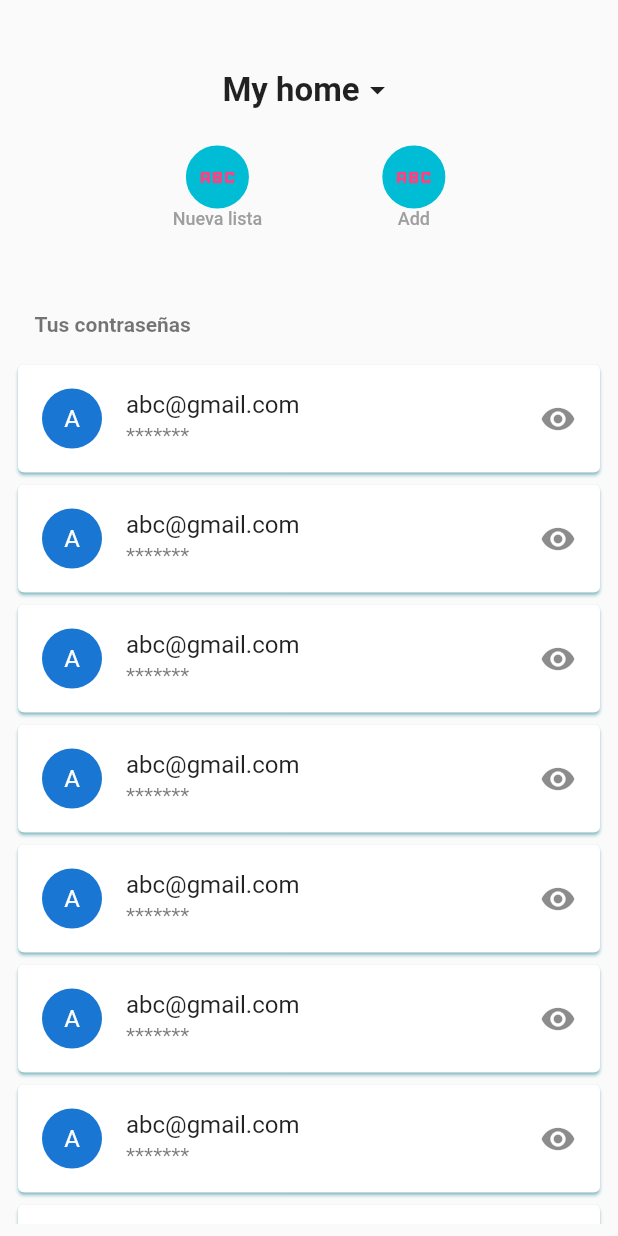
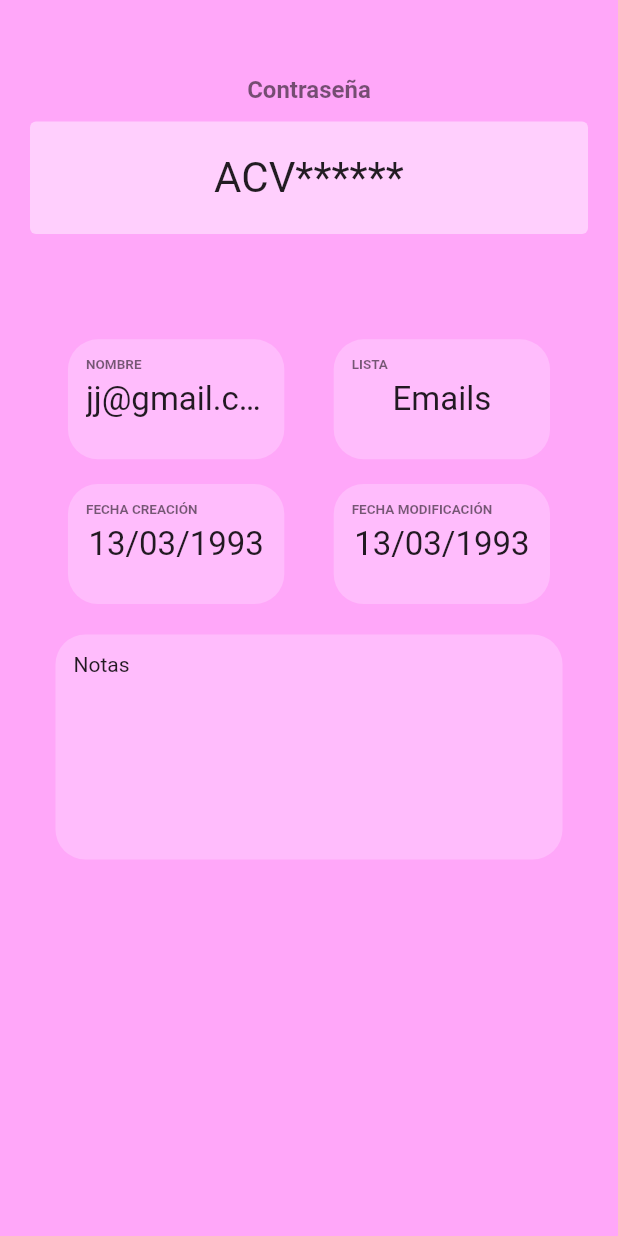
Before and after one commit to xJJALx/pass_gestor, a Flutter app: the screen it shows after launch, on a phone screen of 412 x 824 dp. Run offline on Flutter 3.47's test engine with Material 2 defaults, Android fonts, the phone set to English and light mode, and no system bars.

Commit message:
PassDetails screen

```diff
--- a/lib/main.dart
+++ b/lib/main.dart
@@ -11,7 +11,7 @@ class MyApp extends StatelessWidget {
     return MaterialApp(
       debugShowCheckedModeBanner: false,
       title: 'Pass Gestor',
-      initialRoute: 'home',
+      initialRoute: 'pass-details',
       routes: appRoutes,
     );
   }
--- a/lib/ui/routes/routes.dart
+++ b/lib/ui/routes/routes.dart
@@ -3,4 +3,5 @@ import 'package:pass_gestor/ui/screens/screens.dart';
 
 final Map<String, Widget Function(BuildContext)> appRoutes = {
   'home': (_) => const HomeScreen(),
+  'pass-details': (_) => const PassDetailsScreen(),
 };
--- /dev/null
+++ b/lib/ui/screens/pass_details/pass_details.dart
@@ -0,0 +1,161 @@
+import 'package:flutter/material.dart';
+
+class PassDetailsScreen extends StatelessWidget {
+  const PassDetailsScreen({Key? key}) : super(key: key);
+
+  @override
+  Widget build(BuildContext context) {
+    final size = MediaQuery.of(context).size;
+
+    return Scaffold(
+      backgroundColor: Color.fromARGB(255, 255, 167, 249),
+      body: SingleChildScrollView(
+        child: Column(
+          children: [
+            const SizedBox(height: 50),
+            const CardLarge(title: 'Contraseña', text: 'ACV******'),
+            const SizedBox(height: 50),
+            Padding(
+              padding: EdgeInsets.symmetric(horizontal: size.width * 0.07),
+              child: Column(
+                children: [
+                  Row(
+                    children: const [
+                      CardSmall(title: 'NOMBRE', text: 'jj@gmail.com'),
+                      CardSmall(title: 'LISTA', text: 'Emails'),
+                    ],
+                  ),
+                  Row(
+                    children: const [
+                      CardSmall(title: 'FECHA CREACIÓN', text: '13/03/1993'),
+                      CardSmall(title: 'FECHA MODIFICACIÓN', text: '13/03/1993'),
+                    ],
+                  )
+                ],
+              ),
+            ),
+            const CardBig(text: 'Notas',)
+          ],
+        ),
+      ),
+    );
+  }
+}
+
+class CardLarge extends StatelessWidget {
+  const CardLarge({Key? key, this.title = '', this.text = ''}) : super(key: key);
+
+  final String title, text;
+
+  @override
+  Widget build(BuildContext context) {
+    return Padding(
+      padding: const EdgeInsets.symmetric(horizontal: 8.0),
+      child: Column(
+        children: [
+          Text(
+            title,
+            style: const TextStyle(
+              fontSize: 16,
+              color: Colors.black54,
+              fontWeight: FontWeight.w600,
+            ),
+          ),
+          Card(
+            margin: const EdgeInsets.all(12),
+            elevation: 0,
+            color: Color.fromARGB(255, 255, 207, 253),
+            child: SizedBox(
+              height: 75,
+              width: double.infinity,
+              child: Center(
+                child: Text(text, style: const TextStyle(fontSize: 28)),
+              ),
+            ),
+          ),
+        ],
+      ),
+    );
+  }
+}
+
+class CardBig extends StatelessWidget {
+  const CardBig({Key? key, this.text = ''}) : super(key: key);
+
+  final String text;
+
+  @override
+  Widget build(BuildContext context) {
+    return Padding(
+      padding: const EdgeInsets.symmetric(horizontal: 25),
+      child: Column(
+        children: [
+          Card(
+            margin: const EdgeInsets.all(12),
+            elevation: 0,
+            color: Color.fromARGB(255, 255, 192, 252).withOpacity(0.85),
+            shape: RoundedRectangleBorder(
+              borderRadius: BorderRadius.circular(20),
+            ),
+            child: Container(
+              padding: const EdgeInsets.all(12),
+              height: 150,
+              width: double.infinity,
+              child: Text(text),
+            ),
+          ),
+        ],
+      ),
+    );
+  }
+}
+
+class CardSmall extends StatelessWidget {
+  const CardSmall({Key? key, this.title = '', this.text = ''}) : super(key: key);
+
+  final String title, text;
+
+  @override
+  Widget build(BuildContext context) {
+    final size = MediaQuery.of(context).size;
+
+    return Column(
+      children: [
+        Card(
+          margin: EdgeInsets.symmetric(horizontal: size.width * 0.04, vertical: size.width * 0.02),
+          elevation: 0,
+          color: Color.fromARGB(255, 255, 192, 252).withOpacity(0.85),
+          shape: RoundedRectangleBorder(
+            borderRadius: BorderRadius.circular(20),
+          ),
+          child: Container(
+            padding: const EdgeInsets.all(12),
+            height: 80,
+            width: size.width * 0.35,
+            child: Column(
+              crossAxisAlignment: CrossAxisAlignment.start,
+              children: [
+                Text(
+                  title,
+                  style: const TextStyle(
+                    fontSize: 9,
+                    color: Colors.black54,
+                    fontWeight: FontWeight.w600,
+                  ),
+                ),
+                const SizedBox(height: 4),
+                Center(
+                  child: Text(
+                    text,
+                    style: const TextStyle(fontSize: 22),
+                    overflow: TextOverflow.ellipsis,
+                  ),
+                ),
+              ],
+            ),
+          ),
+        ),
+      ],
+    );
+  }
+}
--- a/lib/ui/screens/screens.dart
+++ b/lib/ui/screens/screens.dart
@@ -1 +1,2 @@
+export 'package:pass_gestor/ui/screens/pass_details/pass_details.dart';
 export 'package:pass_gestor/ui/screens/home/home.dart';
```
